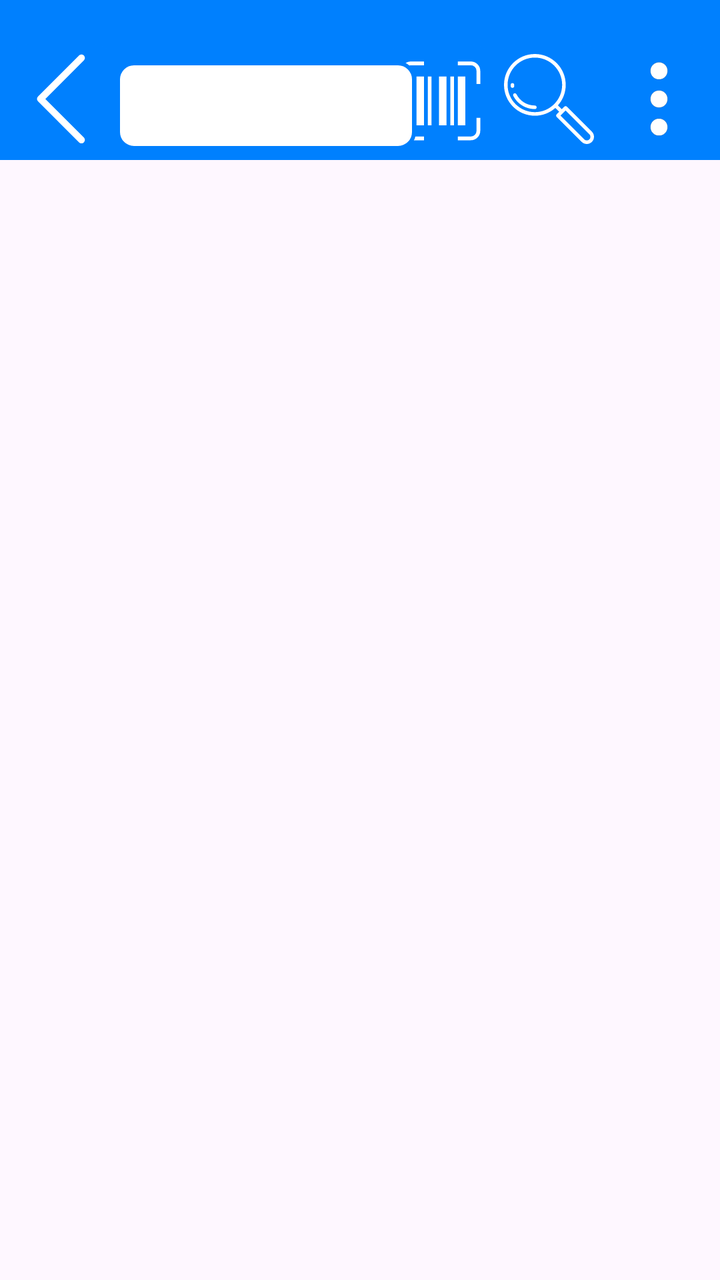
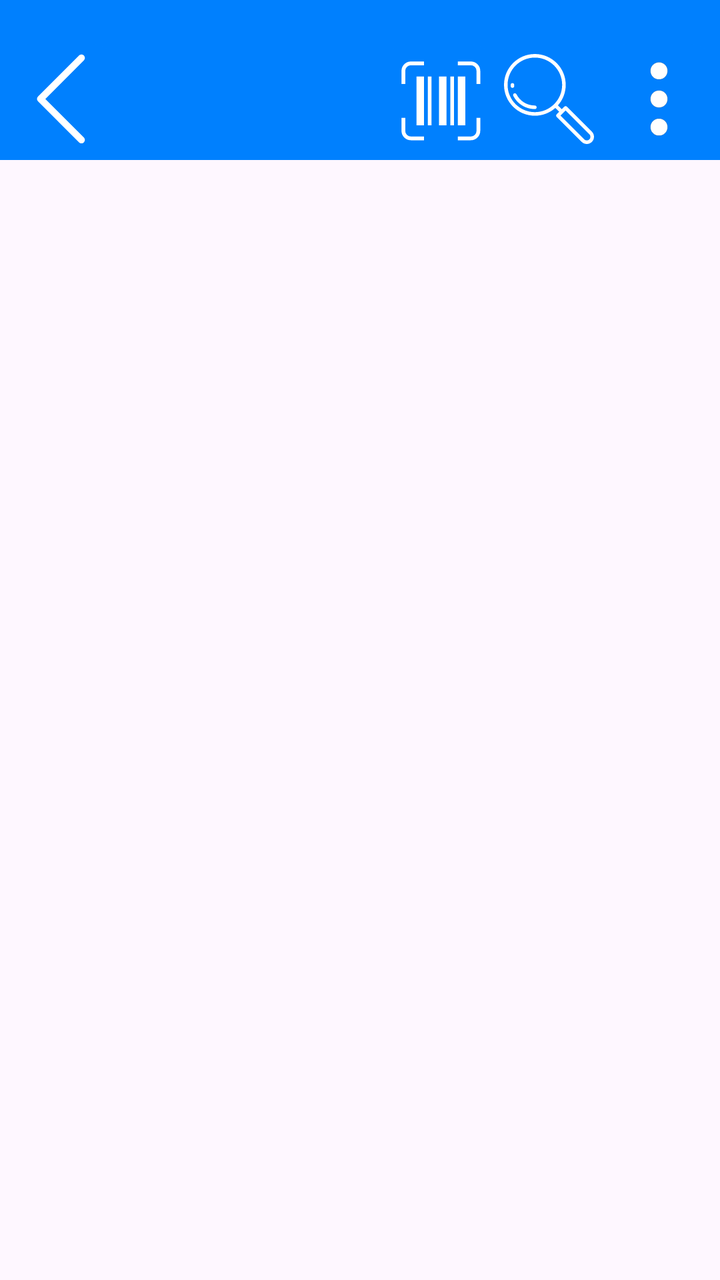

Before-and-after screenshots of an Android layout around one commit, followed by the original layout XML and the change that was made.
<!-- AndroidManifest.xml: application theme Theme.wmsRemote -->
<!-- res/layout/activity_main.xml -->
<?xml version="1.0" encoding="utf-8"?>
<androidx.constraintlayout.widget.ConstraintLayout xmlns:android="http://schemas.android.com/apk/res/android"
    xmlns:app="http://schemas.android.com/apk/res-auto"
    xmlns:tools="http://schemas.android.com/tools"
    android:id="@+id/main"
    android:layout_width="match_parent"
    android:layout_height="match_parent"
    tools:context=".MainActivity"
    android:orientation="vertical">

    <androidx.constraintlayout.widget.ConstraintLayout
        android:layout_width="match_parent"
        android:layout_height="80dp"
        android:padding="0dp"
        android:background="@color/regularBlue"
        android:orientation="horizontal"
        app:layout_constraintEnd_toEndOf="parent"
        app:layout_constraintTop_toTopOf="parent">

        <ImageButton
            android:id="@+id/btnThreeDots"
            android:layout_width="wrap_content"
            android:layout_height="wrap_content"
            android:background="@drawable/selector_background"
            android:src="@drawable/threedostreal"
            android:padding="5dp"
            android:layout_marginBottom="3dp"
            android:layout_marginEnd="3dp"
            app:layout_constraintBottom_toBottomOf="parent"
            app:layout_constraintEnd_toEndOf="parent" />

        <ImageButton
            android:id="@+id/btnSearch"
            android:layout_width="wrap_content"
            android:layout_height="wrap_content"
            android:background="@drawable/selector_background"
            android:src="@drawable/loupe_search_svgrepo_com"
            android:padding="5dp"
            android:layout_marginBottom="3dp"
            app:layout_constraintBottom_toBottomOf="parent"
            app:layout_constraintEnd_toStartOf="@+id/btnThreeDots" />

        <ImageButton
            android:id="@+id/btnBarcode"
            android:layout_width="wrap_content"
            android:layout_height="wrap_content"
            android:background="@drawable/selector_background"
            android:src="@drawable/barcode"
            android:padding="5dp"
            android:layout_marginBottom="3dp"
            app:layout_constraintRight_toLeftOf="@+id/btnSearch"
            app:layout_constraintBottom_toBottomOf="parent" />

        <ImageButton
            android:id="@+id/btnBack"
            android:layout_width="wrap_content"
            android:layout_height="wrap_content"
            app:layout_constraintBottom_toBottomOf="parent"
            app:layout_constraintStart_toStartOf="parent"
            android:background="@drawable/selector_background"
            android:src="@drawable/arrow_left"
            android:padding="5dp"
            android:layout_marginStart="3dp"
            android:layout_marginBottom="3dp"
            android:visibility="visible">

        </ImageButton>

        <EditText
            android:id="@+id/etIncomeBarcode"
            android:layout_width="150dp"
            android:layout_height="wrap_content"
            app:layout_constraintBottom_toBottomOf="parent"
            app:layout_constraintStart_toEndOf="@+id/btnBack"
            android:padding="10dp"
            android:layout_marginBottom="5dp"
            android:background="@drawable/menu_border"
            android:singleLine="true"
            >

        </EditText>


    </androidx.constraintlayout.widget.ConstraintLayout>

    <androidx.fragment.app.FragmentContainerView
        android:id="@+id/fragmentContainer"
        android:layout_width="match_parent"
        android:layout_height="match_parent"
        android:paddingTop="85dp"
        tools:layout_editor_absoluteX="0dp"
        tools:layout_editor_absoluteY="-16dp" />


</androidx.constraintlayout.widget.ConstraintLayout>
<!-- resources referenced by this layout -->
<resources>
  <color name="regularBlue">#0080fe</color>
  <!-- drawable arrow_left (drawable) -->
  <vector xmlns:android="http://schemas.android.com/apk/res/android" android:height="45dp" android:viewportHeight="256" android:viewportWidth="256" android:width="45dp">
        
      <path android:fillColor="#FFFFFF" android:fillType="nonZero" android:pathData="M186.16,254.31c2.52,0 5.04,-0.96 6.95,-2.88c3.84,-3.84 3.84,-10.07 0,-13.91L83.46,127.86L193.12,18.2c3.84,-3.84 3.84,-10.07 0,-13.91c-3.84,-3.84 -10.07,-3.84 -13.91,0l-116.61,116.61c-3.84,3.84 -3.84,10.07 0,13.91l116.61,116.61C181.13,253.35 183.65,254.31 186.16,254.31z" android:strokeColor="#00000000" android:strokeLineCap="butt" android:strokeLineJoin="miter" android:strokeWidth="2.81"/>
      
  </vector>
  <!-- drawable barcode (drawable) -->
  <vector xmlns:android="http://schemas.android.com/apk/res/android" android:height="45dp" android:viewportHeight="24" android:viewportWidth="24" android:width="45dp">
        
      <path android:fillColor="#FFFFFF" android:pathData="M23,4.5L23,8h-1L22,4.5A1.502,1.502 0,0 0,20.5 3L17,3L17,2h3.5A2.503,2.503 0,0 1,23 4.5zM4.5,22A1.502,1.502 0,0 1,3 20.5L3,17L2,17v3.5A2.503,2.503 0,0 0,4.5 23L8,23v-1zM22,20.5a1.502,1.502 0,0 1,-1.5 1.5L17,22v1h3.5a2.503,2.503 0,0 0,2.5 -2.5L23,17h-1zM3,4.5A1.502,1.502 0,0 1,4.5 3L8,3L8,2L4.5,2A2.503,2.503 0,0 0,2 4.5L2,8h1zM10,19L10,6L9,6v13zM6,6v13h2L8,6zM14,19L14,6h-2v13zM17,6v13h2L19,6zM15,6v13h1L16,6z"/>
      
  </vector>
  <!-- drawable menu_border (drawable) -->
  <?xml version="1.0" encoding="utf-8"?>
  <shape xmlns:android="http://schemas.android.com/apk/res/android"
      android:shape="rectangle">
  
      <solid android:color="#FFFFFF"/> 
  
      <stroke
          android:width="2dp"
          android:color="@color/regularBlue" /> 
  
      <corners android:radius="8dp"/> 
  </shape>
  <!-- drawable selector_background (drawable) -->
  <?xml version="1.0" encoding="utf-8"?>
  <selector xmlns:android="http://schemas.android.com/apk/res/android">
  
      <item android:state_pressed="true">
          <shape android:shape="rectangle">
              <solid android:color="#2b579a" /> 
              <corners android:radius="12dp"/>
          </shape>
      </item>
  
          
      <item>
          <shape android:shape="rectangle">
              <solid android:color="@color/regularBlue" /> 
              <corners android:radius="12dp"/>
          </shape>
      </item>
  </selector>
  <style name="Theme.wmsRemote" parent="Base.Theme.wmsRemote" />
  <style name="Base.Theme.wmsRemote" parent="Theme.Material3.DayNight.NoActionBar">
          
          
      </style>
  <!-- unchanged entries left out for length: 2 -->
</resources>

<!-- the commit's change to res/layout/activity_main.xml (unified diff, before → after) -->
@@ -68,14 +68,16 @@
 
         <EditText
             android:id="@+id/etIncomeBarcode"
-            android:layout_width="150dp"
+            android:layout_width="wrap_content"
             android:layout_height="wrap_content"
             app:layout_constraintBottom_toBottomOf="parent"
+            app:layout_constraintEnd_toStartOf="@+id/btnBarcode"
             app:layout_constraintStart_toEndOf="@+id/btnBack"
             android:padding="10dp"
             android:layout_marginBottom="5dp"
             android:background="@drawable/menu_border"
             android:singleLine="true"
+            android:visibility="gone"
             >
 
         </EditText>
